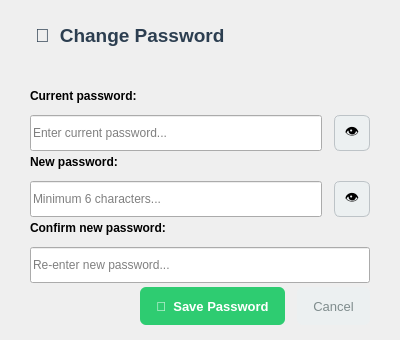
Qt form ui/ChangePasswordDialog.ui (khoivnk25411e/Final-Project-Programming-Techniques) before a commit.
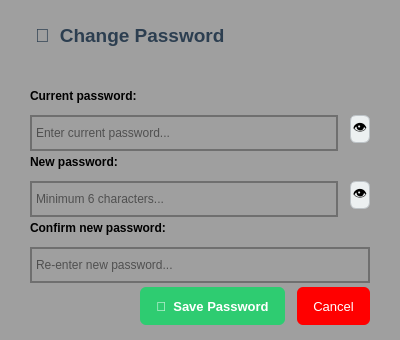
The same form after that commit. Icons and pictures are not drawn.

```diff
--- a/ui/ChangePasswordDialog.ui
+++ b/ui/ChangePasswordDialog.ui
@@ -25,6 +25,13 @@
   <property name="windowTitle">
    <string>Change Password</string>
   </property>
+  <property name="windowIcon">
+   <iconset>
+    <normaloff>../images/changepass.png</normaloff>../images/changepass.png</iconset>
+  </property>
+  <property name="styleSheet">
+   <string notr="true">background-color: rgb(159, 159, 159);</string>
+  </property>
   <layout class="QVBoxLayout" name="verticalLayout">
    <property name="spacing">
     <number>12</number>
@@ -62,7 +69,8 @@
    <item>
     <widget class="QLabel" name="lblUser">
      <property name="styleSheet">
-      <string notr="true">color: #7f8c8d; font-size: 12px;</string>
+      <string notr="true">color: rgb(255, 255, 255);
+font: 14pt &quot;Nirmala Text&quot;;</string>
      </property>
      <property name="text">
       <string/>
@@ -72,7 +80,8 @@
    <item>
     <widget class="QLabel" name="lblOldPwd">
      <property name="styleSheet">
-      <string notr="true">font-weight: bold; font-size: 12px;</string>
+      <string notr="true">font-weight: bold; font-size: 12px;
+color: rgb(0, 0, 0);</string>
      </property>
      <property name="text">
       <string>Current password:</string>
@@ -89,6 +98,14 @@
          <height>36</height>
         </size>
        </property>
+       <property name="styleSheet">
+        <string notr="true">QLineEdit{
+    border: 2px solid #6f6f6f; /* Độ dày, Kiểu, Màu */
+       /* (Tùy chọn) Bo góc */
+    padding: 2px;    
+	color: black;         /* (Tùy chọn) Khoảng cách chữ */
+}</string>
+       </property>
        <property name="echoMode">
         <enum>QLineEdit::Password</enum>
        </property>
@@ -101,8 +118,8 @@
       <widget class="QPushButton" name="btnToggleOld">
        <property name="minimumSize">
         <size>
-         <width>36</width>
-         <height>36</height>
+         <width>20</width>
+         <height>20</height>
         </size>
        </property>
        <property name="maximumSize">
@@ -132,7 +149,8 @@
    <item>
     <widget class="QLabel" name="lblNewPwd">
      <property name="styleSheet">
-      <string notr="true">font-weight: bold; font-size: 12px;</string>
+      <string notr="true">font-weight: bold; font-size: 12px;
+color: rgb(0, 0, 0);</string>
      </property>
      <property name="text">
       <string>New password:</string>
@@ -149,6 +167,14 @@
          <height>36</height>
         </size>
        </property>
+       <property name="styleSheet">
+        <string notr="true">QLineEdit{
+    border: 2px solid #6f6f6f; /* Độ dày, Kiểu, Màu */
+       /* (Tùy chọn) Bo góc */
+    padding: 2px;    
+	color: black;         /* (Tùy chọn) Khoảng cách chữ */
+}</string>
+       </property>
        <property name="echoMode">
         <enum>QLineEdit::Password</enum>
        </property>
@@ -161,8 +187,8 @@
       <widget class="QPushButton" name="btnToggleNew">
        <property name="minimumSize">
         <size>
-         <width>36</width>
-         <height>36</height>
+         <width>20</width>
+         <height>20</height>
         </size>
        </property>
        <property name="maximumSize">
@@ -192,7 +218,8 @@
    <item>
     <widget class="QLabel" name="lblConfirmPwd">
      <property name="styleSheet">
-      <string notr="true">font-weight: bold; font-size: 12px;</string>
+      <string notr="true">font-weight: bold; font-size: 12px;
+color: rgb(0, 0, 0);</string>
      </property>
      <property name="text">
       <string>Confirm new password:</string>
@@ -207,6 +234,14 @@
        <height>36</height>
       </size>
      </property>
+     <property name="styleSheet">
+      <string notr="true">QLineEdit{
+    border: 2px solid #6f6f6f; /* Độ dày, Kiểu, Màu */
+       /* (Tùy chọn) Bo góc */
+    padding: 2px;    
+	color: black;         /* (Tùy chọn) Khoảng cách chữ */
+}</string>
+     </property>
      <property name="echoMode">
       <enum>QLineEdit::Password</enum>
      </property>
@@ -279,8 +314,8 @@
        </property>
        <property name="styleSheet">
         <string notr="true">QPushButton { 
-    background:#ecf0f1; 
-    color:#7f8c8d; 
+    background:red; 
+    color:White; 
     border-radius:6px;
     font-size:13px; 
     padding: 0 16px; 
```
